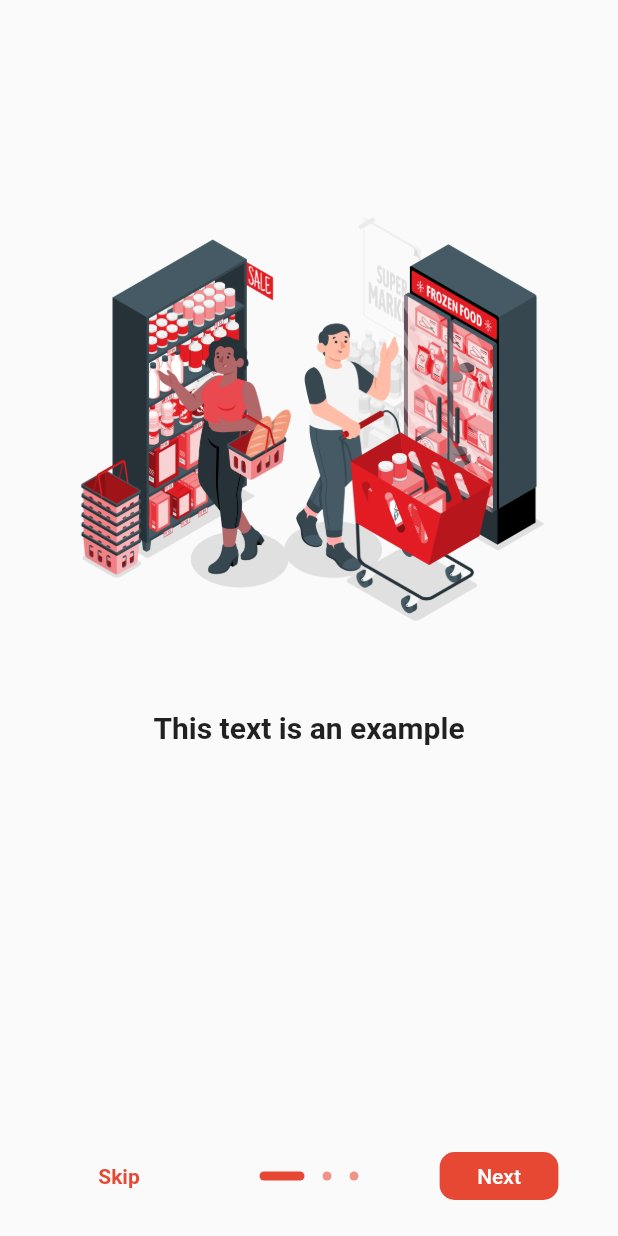
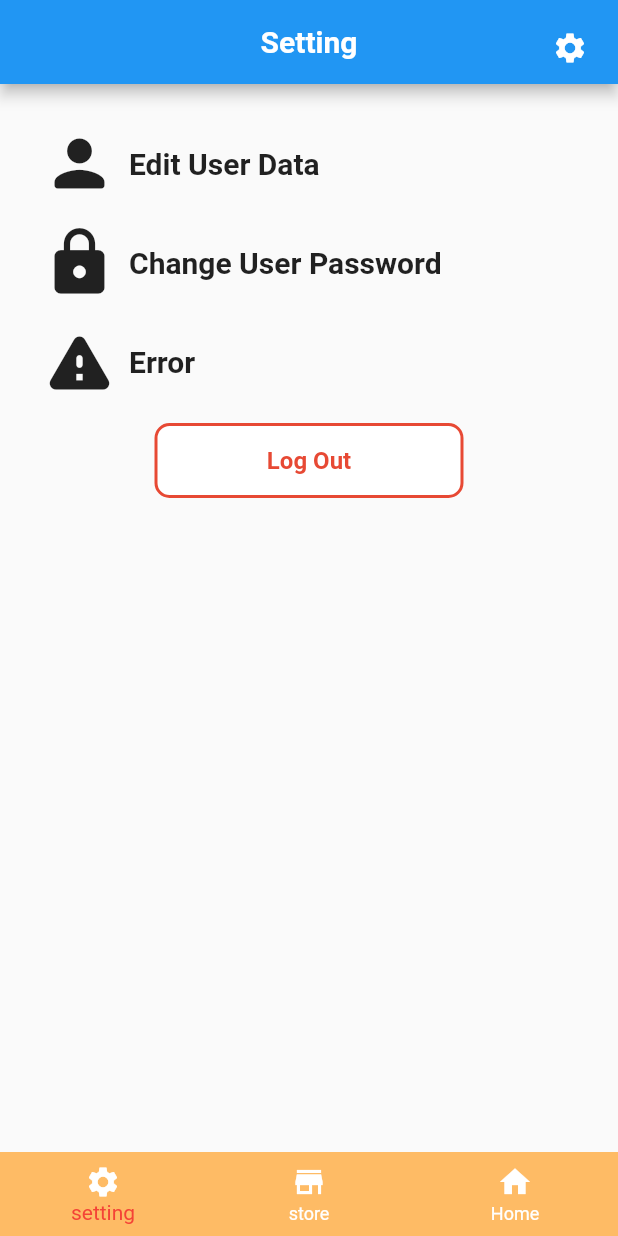
Before and after one commit to AshGalm/ojali, a Flutter app: the screen it shows after launch, on a phone screen of 412 x 824 dp. Run offline on Flutter 3.47's test engine with Material 2 defaults, Android fonts, the light colour scheme and no system bars; drawn by our look-alikes of introduction_screen; our stand-ins replace carousel_slider, google_fonts; generated files the repository leaves out were written again; Roboto replaces fonts that are missing (Cairo).

Commit message:
tabs+screens

```diff
--- a/lib/helpers/const.dart
+++ b/lib/helpers/const.dart
@@ -1,3 +1,4 @@
 import 'package:flutter/material.dart';
 
 Color mainColor = Color(0xDFE32F17);
+Duration animationDuration = const Duration(milliseconds: 200);
--- a/lib/main.dart
+++ b/lib/main.dart
@@ -4,8 +4,12 @@ import 'package:flutter_gen/gen_l10n/app_localizations.dart';
 // import 'package:ojali/screens/auth_screens/sing_up_screen.dart';
 import 'package:ojali/screens/main_screens/home_screen.dart';
 import 'package:google_fonts/google_fonts.dart';
+import 'package:ojali/widgets/clickable_widgets/food_card.dart';
 
 import 'screens/auth_screens/splash_screen.dart';
+import 'screens/main_screens/store_screen.dart';
+import 'screens/main_screens/tabs_screen.dart';
+import 'widgets/clickable_widgets/food_details_card.dart';
 
 void main() {
   runApp(const MyApp());
@@ -30,12 +34,12 @@ class MyApp extends StatelessWidget {
         Locale('ar'), // arabic
         Locale('en'), // English
       ],
-      // locale: Locale('en'),
+      // locale: const Locale('en'),
       theme: ThemeData(
         primarySwatch: Colors.blue,
         textTheme: GoogleFonts.cairoTextTheme(),
       ),
-      home: const SplashScreen(),
+      home: const TabsScreen(),
     );
   }
 }
--- /dev/null
+++ b/lib/screens/main_screens/setting_screen.dart
@@ -0,0 +1,114 @@
+import 'package:flutter/material.dart';
+import 'package:ojali/widgets/clickable_widgets/main_button.dart';
+
+class SettingScreen extends StatefulWidget {
+  const SettingScreen({super.key});
+
+  @override
+  State<SettingScreen> createState() => _SettingScreenState();
+}
+
+class _SettingScreenState extends State<SettingScreen> {
+  @override
+  Widget build(BuildContext context) {
+    return Scaffold(
+      appBar: AppBar(
+        centerTitle: true,
+        title: const Text(
+          'Setting',
+          style: TextStyle(fontSize: 20, fontWeight: FontWeight.bold),
+        ),
+        actions: const [
+          Padding(
+            padding: EdgeInsets.all(20.0),
+            child: Icon(Icons.settings),
+          )
+        ],
+      ),
+      body: Padding(
+        padding: const EdgeInsets.all(20.0),
+        child: Column(
+          mainAxisAlignment: MainAxisAlignment.start,
+          children: [
+            Padding(
+              padding: const EdgeInsets.all(8.0),
+              child: Row(
+                children: [
+                  const Icon(
+                    Icons.person_rounded,
+                    size: 50,
+                  ),
+                  Padding(
+                    padding: const EdgeInsets.all(8.0),
+                    child: GestureDetector(
+                      onTap: () {},
+                      child: const Text(
+                        'Edit User Data',
+                        style: TextStyle(
+                            fontSize: 20, fontWeight: FontWeight.w600),
+                      ),
+                    ),
+                  ),
+                ],
+              ),
+            ),
+            Padding(
+              padding: const EdgeInsets.all(8.0),
+              child: Row(
+                children: [
+                  const Icon(
+                    Icons.lock_rounded,
+                    size: 50,
+                  ),
+                  Padding(
+                    padding: const EdgeInsets.all(8.0),
+                    child: GestureDetector(
+                      onTap: () {},
+                      child: const Text(
+                        'Change User Password',
+                        style: TextStyle(
+                            fontSize: 20, fontWeight: FontWeight.w600),
+                      ),
+                    ),
+                  ),
+                ],
+              ),
+            ),
+            Padding(
+              padding: const EdgeInsets.all(8.0),
+              child: Row(
+                children: [
+                  const Icon(
+                    Icons.warning_rounded,
+                    size: 50,
+                  ),
+                  Padding(
+                    padding: const EdgeInsets.all(8.0),
+                    child: GestureDetector(
+                      onTap: () {},
+                      child: const Text(
+                        'Error ',
+                        style: TextStyle(
+                            fontSize: 20, fontWeight: FontWeight.w600),
+                      ),
+                    ),
+                  ),
+                ],
+              ),
+            ),
+            Padding(
+              padding: const EdgeInsets.all(8.0),
+              child: MainButton(
+                  text: 'Log Out',
+                  withBorder: true,
+                  widthFromScreen: 0.5,
+                  isloading: false,
+                  onPressed: () {},
+                  isActive: true),
+            )
+          ],
+        ),
+      ),
+    );
+  }
+}
--- /dev/null
+++ b/lib/screens/main_screens/tabs_screen.dart
@@ -0,0 +1,64 @@
+import 'package:flutter/material.dart';
+import 'package:ojali/screens/main_screens/store_screen.dart';
+import '../../helpers/const.dart';
+import 'home_screen.dart';
+import 'setting_screen.dart';
+
+class TabsScreen extends StatefulWidget {
+  const TabsScreen({super.key});
+
+  @override
+  State<TabsScreen> createState() => _TabsScreenState();
+}
+
+class _TabsScreenState extends State<TabsScreen> {
+  int currentIndex = 0;
+  @override
+  Widget build(BuildContext context) {
+    Size size = MediaQuery.of(context).size;
+    return Scaffold(
+      body: AnimatedSwitcher(
+        duration: animationDuration,
+        child: currentIndex == 0
+            ? const SettingScreen()
+            : currentIndex == 1
+                ? const StoreScreen()
+                : currentIndex == 2
+                    ? const HomeScreen()
+                    : const HomeScreen(),
+      ),
+      bottomNavigationBar: BottomNavigationBar(
+        backgroundColor: Colors.orangeAccent.withOpacity(0.8),
+        elevation: 0,
+        currentIndex: currentIndex,
+        onTap: (index) {
+          setState(() {
+            currentIndex = index;
+          });
+        },
+        selectedItemColor: Colors.red,
+        unselectedItemColor: Colors.white,
+        items: const [
+          BottomNavigationBarItem(
+              label: 'setting',
+              icon: Icon(
+                Icons.settings,
+                color: Colors.white,
+              )),
+          BottomNavigationBarItem(
+              label: 'store',
+              icon: Icon(
+                Icons.store,
+                color: Colors.white,
+              )),
+          BottomNavigationBarItem(
+              label: 'Home',
+              icon: Icon(
+                Icons.home,
+                color: Colors.white,
+              ))
+        ],
+      ),
+    );
+  }
+}
```
Also changed, not shown: lib/l10n/app_ar.arb (+7 -1 lines), lib/l10n/app_en.arb (+6 -1 lines), lib/screens/main_screens/store_screen.dart (added, +94 -0 lines), lib/widgets/clickable_widgets/filter_button.dart (added, +39 -0 lines), lib/widgets/clickable_widgets/food_card.dart (added, +81 -0 lines), lib/widgets/clickable_widgets/food_details_card.dart (added, +90 -0 lines).
